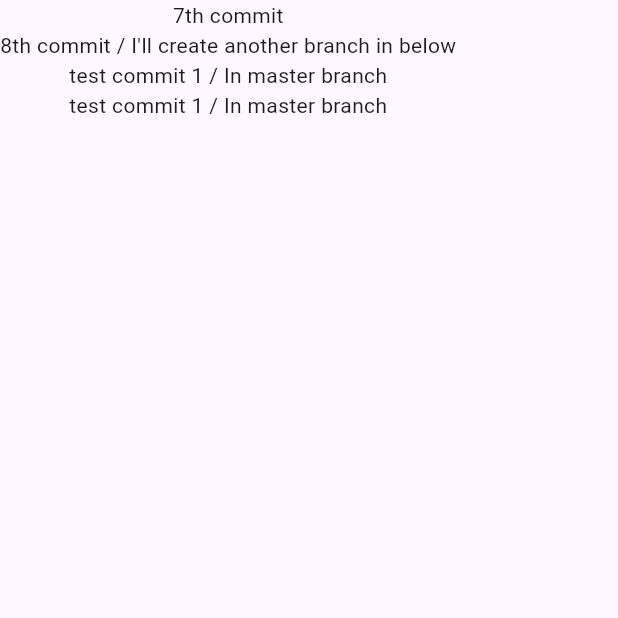
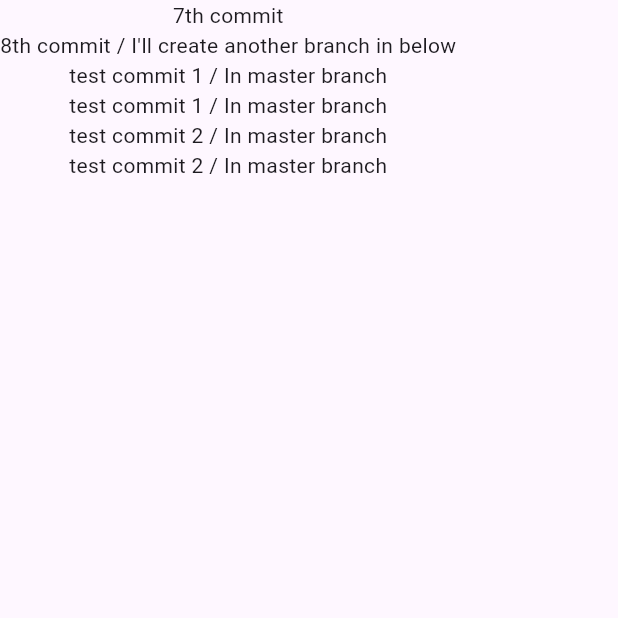
Before and after one commit to orozbaevelmar/Flutter_Order, a Flutter app: the screen it shows after launch, on a phone screen of 412 x 824 dp, the top half of it. Run offline on Flutter 3.47's test engine with Material 3 defaults, Android fonts, the phone set to English and light mode, and no system bars.

Commit message:
test commit 2 in master branch

```diff
--- a/lib/main.dart
+++ b/lib/main.dart
@@ -21,6 +21,8 @@ class MyApp extends StatelessWidget {
               Text('8th commit / I\'ll create another branch in below'),
               Text('test commit 1 / In master branch'),
               Text('test commit 1 / In master branch'),
+              Text('test commit 2 / In master branch'),
+              Text('test commit 2 / In master branch'),
             ]),
           ),
         ),
```
